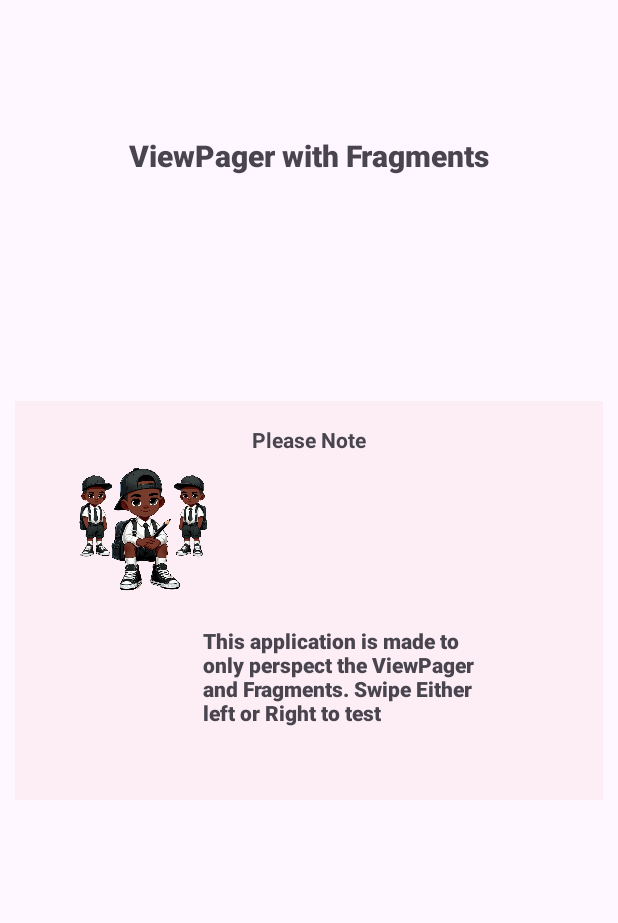
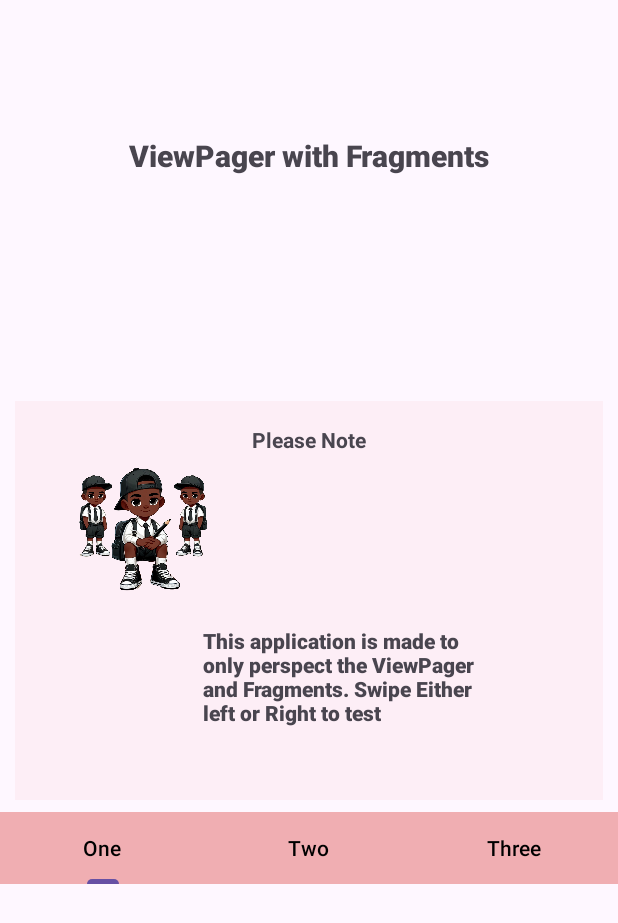
Before and after one commit to NdaedzoPhoshoko/FragmentAndViewPager, an Android app: the screen it shows after launch (MainActivity), on a phone screen of 412 x 824 dp. Shown: the top 923 px of the screen. Run offline under Robolectric (Android 15) with nearby library versions, the light colour scheme and no system bars; Roboto replaces fonts that are not available here.

Commit message:
Final Commit: added TabLaout

```diff
--- a/app/src/main/java/com/example/fragmentandviewpager/MainActivity.java
+++ b/app/src/main/java/com/example/fragmentandviewpager/MainActivity.java
@@ -1,19 +1,26 @@
 package com.example.fragmentandviewpager;
 
+import androidx.annotation.NonNull;
 import androidx.appcompat.app.AppCompatActivity;
 import androidx.viewpager2.widget.ViewPager2;
 
 import android.os.Bundle;
 
+import com.google.android.material.tabs.TabLayout;
+import com.google.android.material.tabs.TabLayoutMediator;
+
 public class MainActivity extends AppCompatActivity {
     ViewPager2 viewPager;
+    TabLayout tabLayout;
     @Override
     protected void onCreate(Bundle savedInstanceState) {
         super.onCreate(savedInstanceState);
         setContentView(R.layout.activity_main);
 
         viewPager = (ViewPager2) findViewById(R.id.main_viewpager); //initialize the viewpager2 to the one on activity_main.xml
-        MyViewPagerAdapter viewPagerAdapter = new MyViewPagerAdapter(
+        tabLayout = (TabLayout) findViewById(R.id.main_tabLayout); //init tabLayout
+
+        MyViewPagerAdapter viewPagerAdapter = new MyViewPagerAdapter( //declare adapter with this activity's fragment manager and its life cycle
                 getSupportFragmentManager(),
                 getLifecycle()
         );
@@ -24,5 +31,31 @@ public class MainActivity extends AppCompatActivity {
 
         viewPager.setOrientation(ViewPager2.ORIENTATION_HORIZONTAL); //set orientation to horizontal
         viewPager.setAdapter(viewPagerAdapter); //give the adapter and its data to viewpager2
+
+        //connect tabLayout with the viewPager
+        new TabLayoutMediator(tabLayout,
+                viewPager,
+                new TabLayoutMediator.TabConfigurationStrategy() {
+                    @Override
+                    public void onConfigureTab(@NonNull TabLayout.Tab tab, int position) {
+                        //customize your tab here, note: position starts from 0 to n-1 (n is number of fragments)
+                        String tabName = "";
+                        switch(position) //switch that reads position of tab
+                        {
+                            case 0:
+                                tabName = "One";
+                                break;
+                            case 1:
+                                tabName = "Two";
+                                break;
+                            case 2:
+                                tabName = "Three";
+                                break;
+                            default:
+                                break;
+                        }
+                        tab.setText(tabName);
+                    }
+                }).attach(); //attach this customization to the current activity
     }
 }
--- a/app/src/main/res/layout/activity_main.xml
+++ b/app/src/main/res/layout/activity_main.xml
@@ -34,4 +34,17 @@
         android:background="#0DDD5A5A"
         />
 
+    <com.google.android.material.tabs.TabLayout
+        android:id="@+id/main_tabLayout"
+        android:layout_width="match_parent"
+        android:layout_height="wrap_content"
+        android:layout_marginTop="8dp"
+        app:layout_constraintStart_toStartOf="parent"
+        app:layout_constraintTop_toBottomOf="@id/main_viewpager"
+        app:layout_constraintEnd_toEndOf="parent"
+        android:background="#74DF5656"
+        android:contentDescription="@string/tabLayoutDescription"
+        app:tabTextColor="@color/black"
+        />
+
 </androidx.constraintlayout.widget.ConstraintLayout>
--- a/app/src/main/res/values/strings.xml
+++ b/app/src/main/res/values/strings.xml
@@ -3,4 +3,5 @@
     <!-- TODO: Remove or change this placeholder text -->
     <string name="hello_blank_fragment">Hello blank fragment</string>
     <string name="instructionText">This application is made to only perspect the ViewPager and Fragments. Swipe Either left or Right to test</string>
+    <string name="tabLayoutDescription">Fragment names spear here</string>
 </resources>
```
